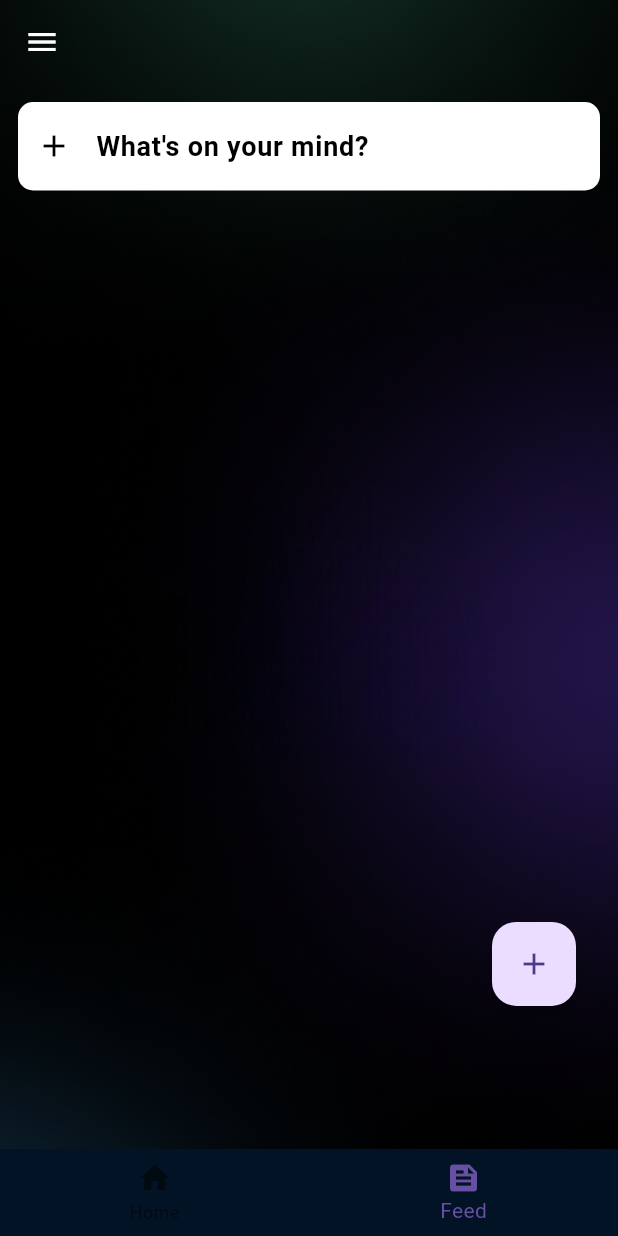
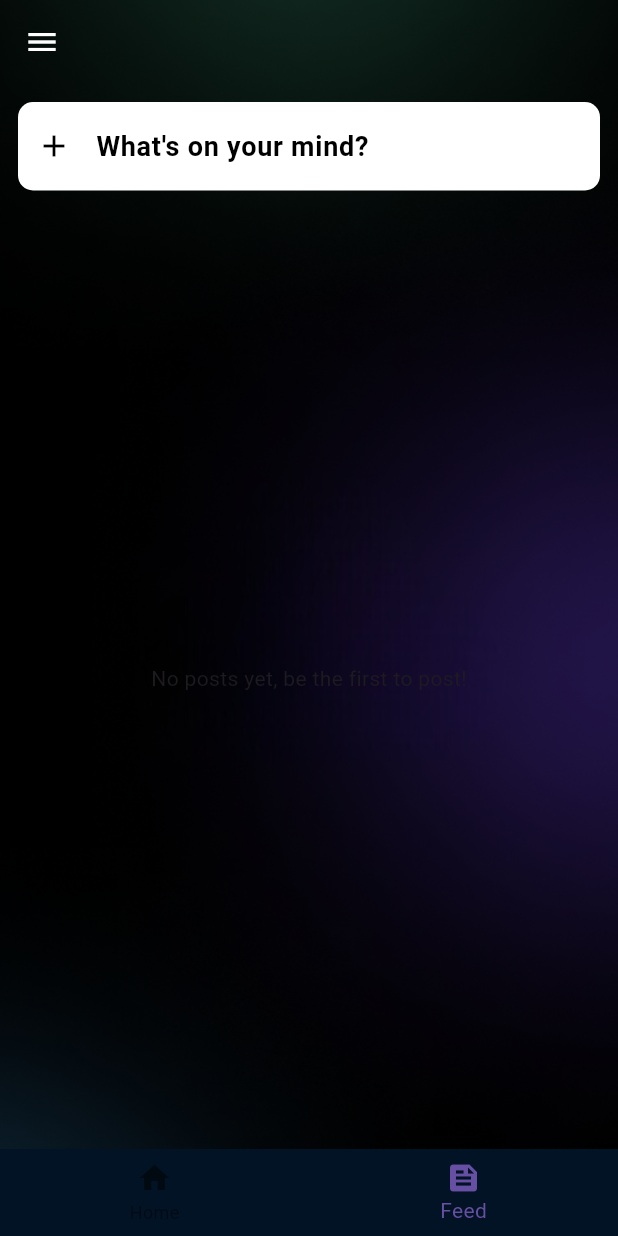
Before and after one commit to Jemmy265/TECHNO, a Flutter app: the HomeScreen screen opened by its route, item 2 of the bottom bar chosen, on a phone screen of 412 x 824 dp. Run offline on Flutter 3.47's test engine with Material 3 defaults, Android fonts, the phone set to English and light mode, and no system bars; our stand-ins replace bloc, cached_network_image, cloud_firestore, equatable, firebase_auth, firebase_core and 4 more; accounts and stored records are empty; network calls fail.

Commit message:
posts stream added, like handling

```diff
--- a/lib/Core/data/Firebase/firebase_manager.dart
+++ b/lib/Core/data/Firebase/firebase_manager.dart
@@ -154,19 +154,15 @@ class FirebaseManager {
     required String userPhoto,
   }) async {
     try {
-      // Get the post document
       DocumentSnapshot postSnapshot =
           await _firestore.collection('posts').doc(postId).get();
 
       if (postSnapshot.exists) {
-        // Get the current likes array from the post
         List<dynamic> likes = postSnapshot['likes'] ?? [];
 
-        // Check if the user has already liked the post
         bool userHasLiked = likes.any((like) => like['userId'] == userId);
 
         if (!userHasLiked) {
-          // If the user has not liked the post, add the like
           await _firestore.collection('posts').doc(postId).set(
             {
               'likes': FieldValue.arrayUnion([
@@ -201,4 +197,12 @@ class FirebaseManager {
       debugPrint(e.toString());
     }
   }
+
+  Stream<List<Post>> postsStream() {
+    return _firestore.collection('posts').snapshots().map((snapshot) {
+      return snapshot.docs.map((doc) {
+        return Post.fromFirestore(doc);
+      }).toList();
+    });
+  }
 }
--- a/lib/Features/Home/feed/bloc/feed_bloc.dart
+++ b/lib/Features/Home/feed/bloc/feed_bloc.dart
@@ -3,7 +3,7 @@ import 'package:cloud_firestore/cloud_firestore.dart';
 import 'package:equatable/equatable.dart';
 import 'package:firebase_auth/firebase_auth.dart';
 import 'package:think/Core/Models/post_model.dart';
-import 'package:think/Core/data/Firebase/firebase_manager.dart'; // Import your FirebaseManager
+import 'package:think/Core/data/Firebase/firebase_manager.dart';
 
 part 'feed_event.dart';
 part 'feed_state.dart';
@@ -12,9 +12,23 @@ class FeedBloc extends Bloc<FeedEvent, FeedState> {
   final FirebaseManager _firebaseManager = FirebaseManager();
 
   FeedBloc() : super(const FeedState()) {
+    on<SubscribeToPosts>(_onSubscribeToPosts);
     on<LoadPosts>(_onLoadPosts);
     on<AddPost>(_onAddPost);
     on<LikePost>(_onLike);
+    on<PostsUpdated>(_onPostsUpdated);
+  }
+  Future<void> _onSubscribeToPosts(
+      SubscribeToPosts event, Emitter<FeedState> emit) async {
+    try {
+      emit(state.copyWith(status: FeedStatus.loading));
+      _firebaseManager.postsStream().listen((posts) {
+        add(PostsUpdated(posts));
+      });
+    } catch (e) {
+      emit(state.copyWith(
+          status: FeedStatus.failure, errorMessage: e.toString()));
+    }
   }
 
   Future<void> _onLoadPosts(LoadPosts event, Emitter<FeedState> emit) async {
@@ -84,4 +98,11 @@ class FeedBloc extends Bloc<FeedEvent, FeedState> {
       ));
     }
   }
+
+  void _onPostsUpdated(PostsUpdated event, Emitter<FeedState> emit) {
+    emit(state.copyWith(
+      status: FeedStatus.success,
+      posts: event.posts,
+    ));
+  }
 }
--- a/lib/Features/Home/feed/bloc/feed_event.dart
+++ b/lib/Features/Home/feed/bloc/feed_event.dart
@@ -24,3 +24,11 @@ class LikePost extends FeedEvent {
   @override
   List<Object?> get props => [postId];
 }
+
+class SubscribeToPosts extends FeedEvent {}
+
+class PostsUpdated extends FeedEvent {
+  final List<Post> posts;
+
+  PostsUpdated(this.posts);
+}
--- a/lib/Features/Home/feed/feed_tab.dart
+++ b/lib/Features/Home/feed/feed_tab.dart
@@ -10,16 +10,14 @@ class FeedTab extends StatelessWidget {
   final FirebaseManager firebaseManager = FirebaseManager();
   final formKey = GlobalKey<FormState>();
   final TextEditingController postController = TextEditingController();
-  final Post post = Post(id: '', content: '', name: '', likesCount: 0);
 
   FeedTab({super.key});
 
   @override
   Widget build(BuildContext context) {
-    double height = MediaQuery.of(context).size.height;
     return Column(
       children: [
-        Container(
+        Padding(
           padding: const EdgeInsets.all(12),
           child: Form(
             key: formKey,
@@ -28,17 +26,18 @@ class FeedTab extends StatelessWidget {
             ),
           ),
         ),
-        BlocProvider(
-          create: (context) => FeedBloc()..add(LoadPosts()),
+        Expanded(
+          child: BlocProvider(
+            create: (context) => FeedBloc()
+              ..add(SubscribeToPosts()),
             child: BlocBuilder<FeedBloc, FeedState>(
               builder: (context, state) {
                 if (state.status == FeedStatus.loading) {
-                return const Expanded(
-                  child: Center(
+                  return const Center(
                     child: CircularProgressIndicator(),
-                  ),
                   );
                 }
+
                 if (state.status == FeedStatus.failure) {
                   return AlertDialog(
                     title: Text(state.errorMessage),
@@ -52,12 +51,10 @@ class FeedTab extends StatelessWidget {
                     ],
                   );
                 }
-              if (state.status == FeedStatus.success) {
-                return Padding(
-                  padding: const EdgeInsets.all(12.0),
-                  child: SizedBox(
-                    height: height * 0.65,
-                    child: Stack(
+
+                if (state.status == FeedStatus.success &&
+                    state.posts.isNotEmpty) {
+                  return Stack(
                     children: [
                       ListView.separated(
                         itemCount: state.posts.length,
@@ -78,20 +75,27 @@ class FeedTab extends StatelessWidget {
                           child: const Icon(Icons.add),
                           onPressed: () {
                             if (formKey.currentState?.validate() ?? false) {
-                                post.content = postController.text;
-                                context.read<FeedBloc>().add(AddPost(post));
+                              final newPost = Post(
+                                id: '',
+                                content: postController.text,
+                                name:'',
+                                likesCount: 0,
+                              );
+                              context.read<FeedBloc>().add(AddPost(newPost));
                               postController.clear();
                             }
                           },
                         ),
                       ),
                     ],
-                    ),
-                  ),
                   );
                 }
-              return Container();
+
+                return const Center(
+                  child: Text('No posts yet, be the first to post!'),
+                );
               },
+            ),
           ),
         ),
       ],
```
Also changed, not shown: lib/Features/Home/widgets/post_widget.dart (+8 -3 lines). Lines whose indentation alone changed are shown as unchanged.
